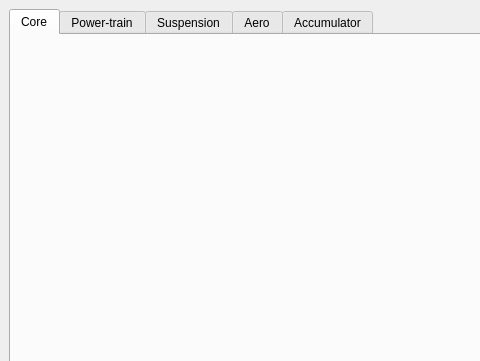
Above: gui-front-end/mainwindow.ui from sufst/wireless-telemetry-gui before the change; both pictures show x 0 to 480 and y 0 to 361 of the 800 by 600 pixel window. Below: the same form after it.
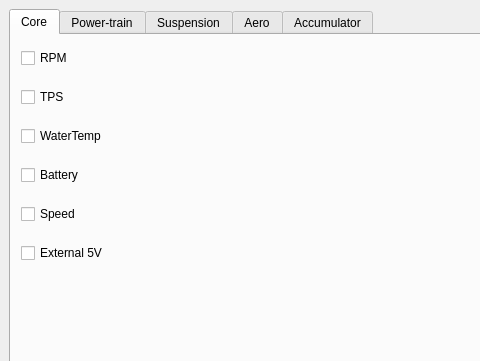
That is the form after the change.

Commit message: Check buttons added

```diff
--- a/gui-front-end/mainwindow.ui
+++ b/gui-front-end/mainwindow.ui
@@ -29,6 +29,60 @@
          <attribute name="title">
           <string>Core</string>
          </attribute>
+         <widget class="QWidget" name="">
+          <property name="geometry">
+           <rect>
+            <x>10</x>
+            <y>0</y>
+            <width>131</width>
+            <height>241</height>
+           </rect>
+          </property>
+          <layout class="QVBoxLayout" name="verticalLayout_2">
+           <item>
+            <widget class="QCheckBox" name="checkBox">
+             <property name="text">
+              <string>RPM</string>
+             </property>
+            </widget>
+           </item>
+           <item>
+            <widget class="QCheckBox" name="checkBox_2">
+             <property name="text">
+              <string>TPS</string>
+             </property>
+            </widget>
+           </item>
+           <item>
+            <widget class="QCheckBox" name="checkBox_3">
+             <property name="text">
+              <string>WaterTemp</string>
+             </property>
+            </widget>
+           </item>
+           <item>
+            <widget class="QCheckBox" name="checkBox_5">
+             <property name="text">
+              <string>Battery</string>
+             </property>
+            </widget>
+           </item>
+           <item>
+            <widget class="QCheckBox" name="checkBox_4">
+             <property name="text">
+              <string>Speed</string>
+             </property>
+            </widget>
+           </item>
+           <item>
+            <widget class="QCheckBox" name="checkBox_6">
+             <property name="text">
+              <string>External 5V</string>
+             </property>
+            </widget>
+           </item>
+          </layout>
+         </widget>
         </widget>
         <widget class="QWidget" name="powertrain">
          <attribute name="title">
```
